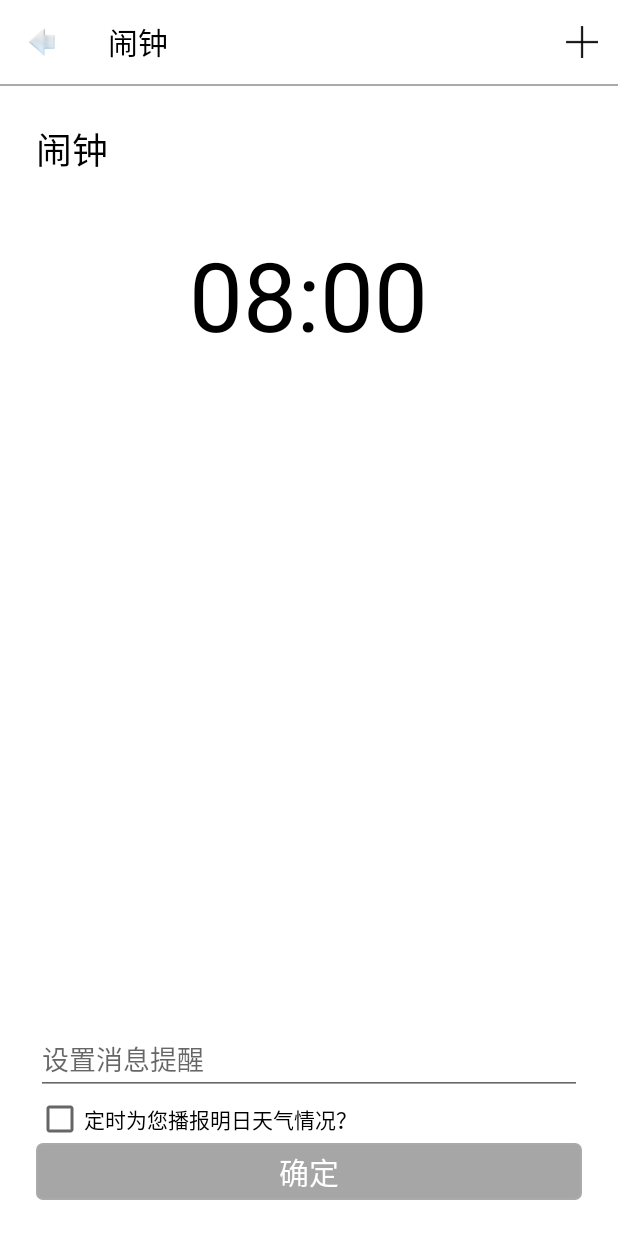
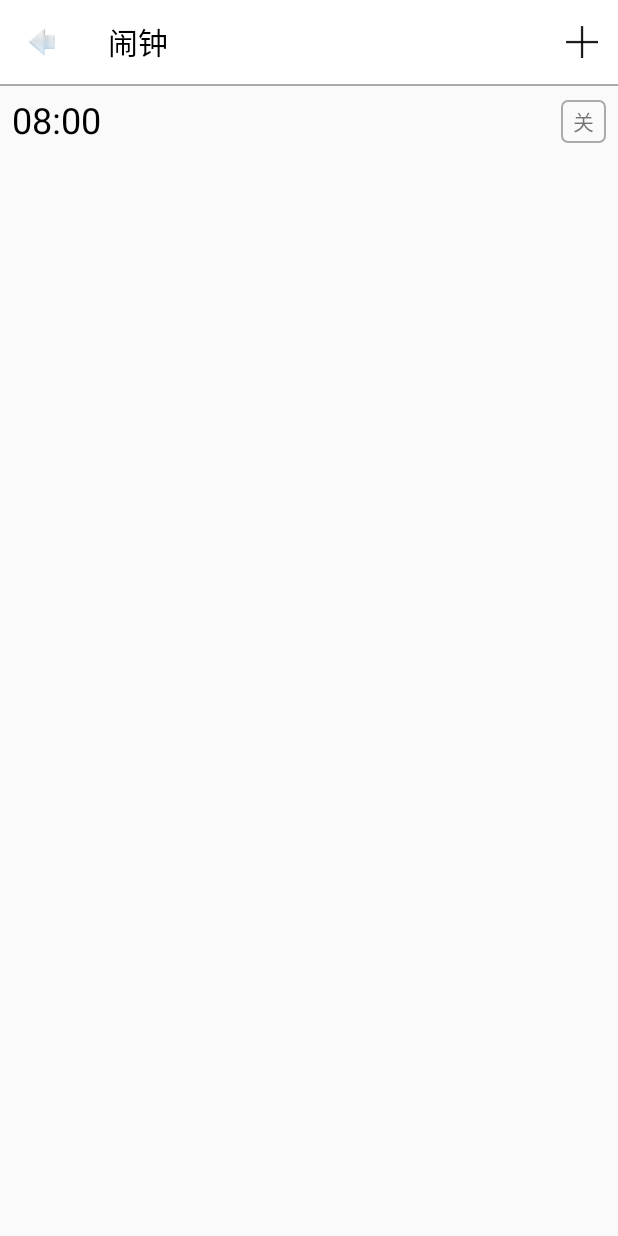
Before and after one commit to AFishM/MyAssistant, an Android app: the AlarmSettingActivity screen opened directly, with no data from a screen before it, after a tap on "确定", on a phone screen of 412 x 824 dp. Run offline under Robolectric (Android 15) with nearby library versions, the light colour scheme and no system bars; network calls fail; 1 other tap on this screen came first.

Commit message:
似乎跑通了闹钟

```diff
--- a/app/build.gradle
+++ b/app/build.gradle
@@ -25,6 +25,7 @@ repositories {
 
 dependencies {
     compile fileTree(include: ['*.jar'], dir: 'libs')
+    compile 'com.android.support:recyclerview-v7:23.1.1'
     compile 'com.android.support:appcompat-v7:23.1.1'
     compile 'com.github.bumptech.glide:glide:3.6.1'
     compile 'com.android.support:support-v4:23.1.1'
--- a/app/src/main/java/com/name/myassistant/BootReceiver.java
+++ b/app/src/main/java/com/name/myassistant/BootReceiver.java
@@ -24,6 +24,7 @@ public class BootReceiver extends BroadcastReceiver {
         if (intent.getAction().equals("android.intent.action.BOOT_COMPLETED"))
         {
             LogUtil.d("xzx");
+            GlobalVariable.getInstance().recoverData(context);
             List<Alarm> alarmList=GlobalVariable.getInstance().getAlarmList();
             for(int i=0;i<alarmList.size();i++){
                 Alarm alarm=alarmList.get(i);
--- a/app/src/main/java/com/name/myassistant/GlobalVariable.java
+++ b/app/src/main/java/com/name/myassistant/GlobalVariable.java
@@ -41,6 +41,7 @@ public class GlobalVariable {
     public void save(Context context){
         Gson gson=new Gson();
         String data=gson.toJson(ourInstance);
+        LogUtil.d("xzx","data=> "+data);
 
         SharedPreferences sharedPreferences=context.getSharedPreferences("myassistant", Context.MODE_PRIVATE);
         SharedPreferences.Editor editor=sharedPreferences.edit();
@@ -55,6 +56,7 @@ public class GlobalVariable {
         }
         Gson gson=new Gson();
         ourInstance=gson.fromJson(data,GlobalVariable.class);
-        LogUtil.d("xzx","ourInstance=> "+ourInstance.toString());
+        LogUtil.d("xzx","ourInstance READ_SHORT_MESSAGE_PERMISSION=> "+ourInstance.isREAD_SHORT_MESSAGE_PERMISSION());
+        LogUtil.d("xzx","ourInstance alarmList=> "+ourInstance.getAlarmList().toString());
     }
 }
--- a/app/src/main/java/com/name/myassistant/alarm/AlarmListFragment.java
+++ b/app/src/main/java/com/name/myassistant/alarm/AlarmListFragment.java
@@ -3,18 +3,28 @@ package com.name.myassistant.alarm;
 
 import android.os.Bundle;
 import android.app.Fragment;
+import android.support.v7.widget.LinearLayoutManager;
+import android.support.v7.widget.RecyclerView;
 import android.view.LayoutInflater;
 import android.view.View;
 import android.view.ViewGroup;
+import android.widget.TextView;
 
+import com.name.myassistant.GlobalVariable;
 import com.name.myassistant.R;
+import com.name.myassistant.m.Alarm;
+import com.name.myassistant.util.LogUtil;
+
+import java.util.List;
 
 
 /**
  * A simple {@link Fragment} subclass.
  */
 public class AlarmListFragment extends Fragment {
-
+    RecyclerView alarmListView;
+    TextView noAlarmNoteTextView;
+    AlarmListAdapter alarmListAdapter;
 
     public AlarmListFragment() {
         // Required empty public constructor
@@ -24,9 +34,94 @@ public class AlarmListFragment extends Fragment {
     @Override
     public View onCreateView(LayoutInflater inflater, ViewGroup container,
                              Bundle savedInstanceState) {
-        // Inflate the layout for this fragment
-        return inflater.inflate(R.layout.fragment_alarm_list, container, false);
+        View view=inflater.inflate(R.layout.fragment_alarm_list, container, false);
+        alarmListView=(RecyclerView)view.findViewById(R.id.alarm_list);
+        alarmListView.setLayoutManager(new LinearLayoutManager(view.getContext()));
+        noAlarmNoteTextView=(TextView)view.findViewById(R.id.no_alarm_note);
+        addAlarmData();
+        return view;
     }
 
+    public void addAlarmData() {
+        LogUtil.d("xzx");
+        List<Alarm> alarmList= GlobalVariable.getInstance().getAlarmList();
+        if(alarmList.size()<=0){
+            alarmListView.setVisibility(View.GONE);
+            noAlarmNoteTextView.setVisibility(View.VISIBLE);
+            return;
+        }
+        noAlarmNoteTextView.setVisibility(View.GONE);
+        alarmListView.setVisibility(View.VISIBLE);
 
+        if(alarmListAdapter==null){
+            alarmListAdapter=new AlarmListAdapter(alarmList);
+            alarmListView.setAdapter(alarmListAdapter);
+        }else{
+            alarmListAdapter.setAlarmList(alarmList);
+            alarmListAdapter.notifyDataSetChanged();
+        }
+        LogUtil.d("xzx");
+    }
+
+    class AlarmListAdapter extends RecyclerView.Adapter<AlarmListAdapter.ViewHolder>{
+        List<Alarm> alarmList;
+
+        public AlarmListAdapter(List<Alarm> alarmList) {
+            this.alarmList = alarmList;
+        }
+
+        public void setAlarmList(List<Alarm> alarmList) {
+            this.alarmList = alarmList;
+        }
+
+        @Override
+        public ViewHolder onCreateViewHolder(ViewGroup parent, int viewType) {
+            return new ViewHolder(LayoutInflater.from(parent.getContext()).inflate(R.layout.alarm_item,parent,false));
+        }
+
+        @Override
+        public void onBindViewHolder(ViewHolder holder, int position) {
+            final Alarm alarm=alarmList.get(position);
+            String time=alarm.hour+getString(R.string.colon)+alarm.minute;
+            holder.timeTextView.setText(time);
+            holder.noteTextView.setText(alarm.note);
+            holder.weatherAddressTextView.setText(alarm.weatherAddress);
+            if(alarm.open){
+                holder.onOffTextView.setText(getString(R.string.off));
+            }else{
+                holder.onOffTextView.setText(getString(R.string.on));
+            }
+            holder.onOffTextView.setOnClickListener(new View.OnClickListener() {
+                @Override
+                public void onClick(View v) {
+                    if(alarm.open){
+                        alarm.open=false;
+                        alarm.setOpen(v.getContext(),false);
+                    }else{
+                        alarm.open=true;
+                        alarm.setOpen(v.getContext(),true);
+                    }
+                }
+            });
+        }
+
+        @Override
+        public int getItemCount() {
+            return alarmList.size();
+        }
+
+        public class ViewHolder extends RecyclerView.ViewHolder{
+            TextView timeTextView;
+            TextView noteTextView;
+            TextView weatherAddressTextView;
+            TextView onOffTextView;
+            public ViewHolder(View itemView) {
+                super(itemView);
+                timeTextView=(TextView)itemView.findViewById(R.id.time);
+                noteTextView=(TextView)itemView.findViewById(R.id.note);
+                weatherAddressTextView=(TextView)itemView.findViewById(R.id.weather_address);
+                onOffTextView=(TextView)itemView.findViewById(R.id.on_off);
+            }
+        }
+    }
 }
--- a/app/src/main/java/com/name/myassistant/alarm/AlarmSettingActivity.java
+++ b/app/src/main/java/com/name/myassistant/alarm/AlarmSettingActivity.java
@@ -32,13 +32,19 @@ public class AlarmSettingActivity extends AppCompatActivity {
         fragmentLayoutId=R.id.alarm_setting_layout;
         fragmentManager=getFragmentManager();
         FragmentTransaction transaction=fragmentManager.beginTransaction();
-        transaction.add(fragmentLayoutId,new AlarmListFragment());
-        transaction.add(new AlarmListFragment(),null);
+        transaction.add(fragmentLayoutId,new AlarmListFragment(),AlarmListFragment.class.toString());
+        transaction.addToBackStack(AlarmListFragment.class.toString());
         transaction.commit();
     }
 
     @Override
     public void onBackPressed() {
+        LogUtil.d("xzx");
+        if(fragmentManager.getBackStackEntryCount()>1){
+            LogUtil.d("xzx");
+            fragmentManager.popBackStack();
+            return;
+        }
         super.onBackPressed();
     }
 
@@ -54,7 +60,8 @@ public class AlarmSettingActivity extends AppCompatActivity {
         if(item.getItemId()==R.id.plus_address){
             LogUtil.d("xzx");
             FragmentTransaction transaction=fragmentManager.beginTransaction();
-            transaction.add(fragmentLayoutId,new AlarmSettingFragment());
+            transaction.add(fragmentLayoutId,new AlarmSettingFragment(),AlarmSettingFragment.class.toString());
+            transaction.addToBackStack(AlarmSettingFragment.class.toString());
             transaction.commit();
         }
         return super.onOptionsItemSelected(item);
--- a/app/src/main/java/com/name/myassistant/alarm/AlarmSettingFragment.java
+++ b/app/src/main/java/com/name/myassistant/alarm/AlarmSettingFragment.java
@@ -17,6 +17,7 @@ import android.widget.TimePicker;
 import com.name.myassistant.GlobalVariable;
 import com.name.myassistant.R;
 import com.name.myassistant.m.Alarm;
+import com.name.myassistant.util.LogUtil;
 
 /**
  *
@@ -72,12 +73,20 @@ public class AlarmSettingFragment extends Fragment implements View.OnClickListen
                 if(alarm==null){
                     int alarmId= GlobalVariable.getInstance().getAlarmList().size();
                     alarm=new Alarm(v.getContext(),alarmId,hour,minute,noteStr,null);
+                    alarm.setOpen(v.getContext(),true);
+                    LogUtil.d("xzx","alarm=> "+alarm.toString());
                 }else{
                     alarm.hour=hour;
                     alarm.minute=minute;
                     alarm.note=noteStr;
+                    GlobalVariable.getInstance().save(v.getContext());
                 }
-                GlobalVariable.getInstance().save(v.getContext());
+                AlarmListFragment alarmListFragment=(AlarmListFragment)activity.fragmentManager.findFragmentByTag(AlarmListFragment.class.toString());
+                if(alarmListFragment!=null){
+                    LogUtil.d("xzx");
+                    alarmListFragment.addAlarmData();
+                }
+                activity.onBackPressed();
                 break;
             case R.id.time_layout:
                 new TimePickerDialog(v.getContext(), new TimePickerDialog.OnTimeSetListener() {
@@ -88,7 +97,7 @@ public class AlarmSettingFragment extends Fragment implements View.OnClickListen
                         hourTextView.setText(hour);
                         minuteTextView.setText(displayMinute);
                     }
-                },Integer.valueOf(hourTextView.getText().toString()),Integer.valueOf(minuteTextView.getText().toString()),true);
+                },Integer.valueOf(hourTextView.getText().toString()),Integer.valueOf(minuteTextView.getText().toString()),true).show();
                 break;
             default:
                 break;
--- a/app/src/main/java/com/name/myassistant/m/Alarm.java
+++ b/app/src/main/java/com/name/myassistant/m/Alarm.java
@@ -5,6 +5,7 @@ import android.app.PendingIntent;
 import android.content.Context;
 import android.content.Intent;
 
+import com.name.myassistant.GlobalVariable;
 import com.name.myassistant.alarm.AlarmReceiver;
 
 import java.util.Calendar;
@@ -37,7 +38,7 @@ public class Alarm {
         // The pending intent that is triggered when the alarm fires.
         alarmIntent= PendingIntent.getBroadcast(context, id, intent, 0);
 
-        setOpen(context,true);
+        GlobalVariable.getInstance().getAlarmList().add(this);
     }
 
     public void setOpen(Context context,boolean open){
@@ -59,5 +60,20 @@ public class Alarm {
         if(alarmManager!=null){
             alarmManager.cancel(alarmIntent);
         }
+        GlobalVariable.getInstance().save(context);
+    }
+
+    @Override
+    public String toString() {
+        return "Alarm{" +
+                "id=" + id +
+                ", hour='" + hour + '\'' +
+                ", minute='" + minute + '\'' +
+                ", note='" + note + '\'' +
+                ", weatherAddress='" + weatherAddress + '\'' +
+                ", open=" + open +
+                ", alarmManager=" + alarmManager +
+                ", alarmIntent=" + alarmIntent +
+                '}';
     }
 }
--- a/app/src/main/res/layout/alarm_item.xml
+++ b/app/src/main/res/layout/alarm_item.xml
@@ -43,6 +43,5 @@
         android:paddingBottom="4dp"
         android:paddingLeft="8dp"
         android:paddingRight="8dp"
-        android:includeFontPadding="false"
-        android:text="开关"/>
+        android:includeFontPadding="false"/>
 </LinearLayout>
--- a/app/src/main/res/layout/fragment_alarm_list.xml
+++ b/app/src/main/res/layout/fragment_alarm_list.xml
@@ -4,11 +4,10 @@
     android:layout_height="match_parent"
     tools:context="com.name.myassistant.alarm.AlarmListFragment">
 
-    <ListView
+    <android.support.v7.widget.RecyclerView
         android:id="@+id/alarm_list"
         android:layout_width="match_parent"
-        android:layout_height="wrap_content"
-        android:visibility="gone" />
+        android:layout_height="wrap_content"/>
 
     <TextView
         android:id="@+id/no_alarm_note"
--- a/app/src/main/res/values/strings.xml
+++ b/app/src/main/res/values/strings.xml
@@ -16,6 +16,8 @@
     <string name="read_short_message">有新短信时我帮您读出来？</string>
     <string name="alarm_setting">闹钟设置</string>
 
+    <string name="on">开</string>
+    <string name="off">关</string>
     <string name="alarm">闹钟</string>
     <string name="zero_eight">08</string>
     <string name="colon">:</string>
```
